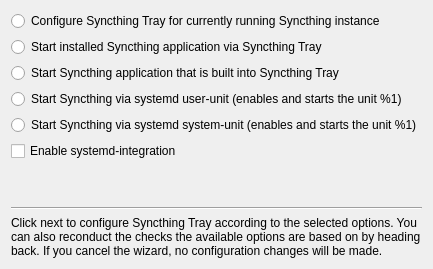
This is widgets/settings/mainconfigwizardpage.ui in Martchus/syncthingtray as Qt 5 draws it before an edit. The edited form follows.
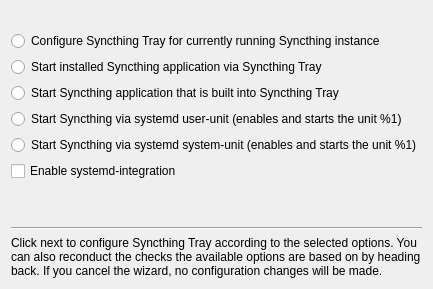
This is the edited form. Icons and pictures are not drawn.

What changed in the file:
```diff
--- a/widgets/settings/mainconfigwizardpage.ui
+++ b/widgets/settings/mainconfigwizardpage.ui
@@ -10,6 +10,13 @@
     <normaloff>:/icons/hicolor/scalable/apps/internet-web-browser.svg</normaloff>:/icons/hicolor/scalable/apps/internet-web-browser.svg</iconset>
   </property>
   <layout class="QVBoxLayout" name="verticalLayout">
+   <item>
+    <widget class="QLabel" name="invalidConfigLabel">
+     <property name="wordWrap">
+      <bool>true</bool>
+     </property>
+    </widget>
+   </item>
    <item>
     <widget class="QRadioButton" name="cfgCurrentlyRunningRadioButton">
      <property name="text">
```
